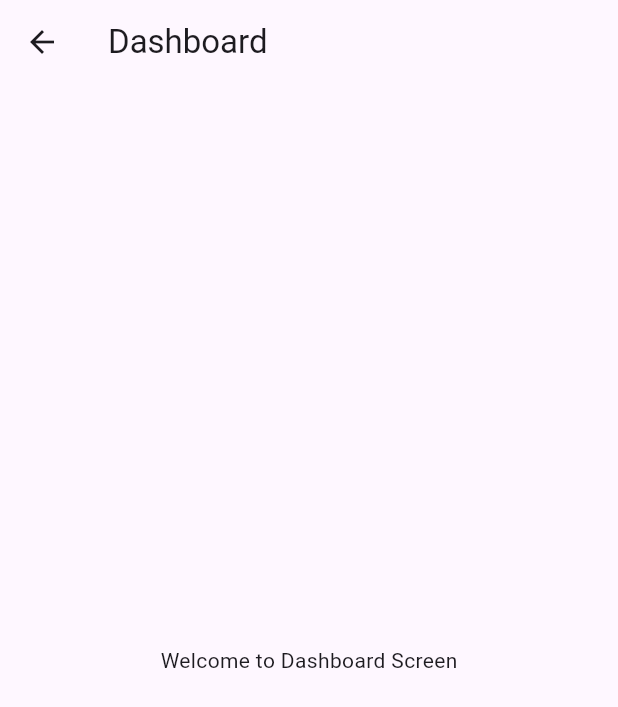
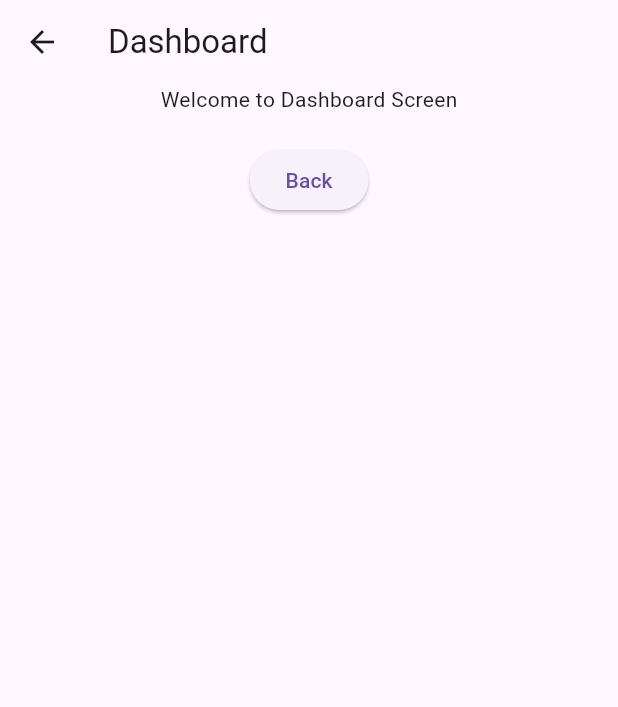
Before and after one commit to krishansharma11/40DaysOfFlutter, a Flutter app: the DashboardScreen screen opened directly, on a phone screen of 412 x 824 dp. Shown: the top 707 px of the screen. Run offline on Flutter 3.47's test engine with Material 3 defaults, Android fonts, the light colour scheme and no system bars.

Commit message:
back action added

```diff
--- a/lib/screens/DashboardScreen.dart
+++ b/lib/screens/DashboardScreen.dart
@@ -9,8 +9,16 @@
         title: Text("Dashboard"),
       ),
       body: Center(
-        child: Text("Welcome to Dashboard Screen"),
-      ),
+          child: Column(
+        children: [
+          Text("Welcome to Dashboard Screen"),
+          SizedBox(
+            height: 20,
+          ),
+          ElevatedButton(
+              onPressed: () => Navigator.pop(context), child: Text("Back"))
+        ],
+      )),
     ));
   }
 }
```
